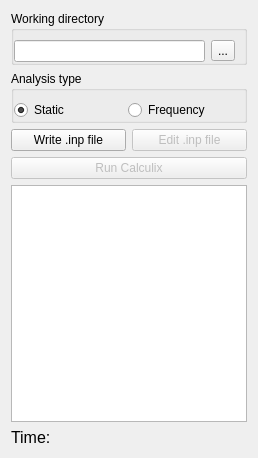
berndhahnebach/All_FreeCAD, file src/Mod/Fem/TaskPanelMechanicalAnalysis.ui: the form before one commit.
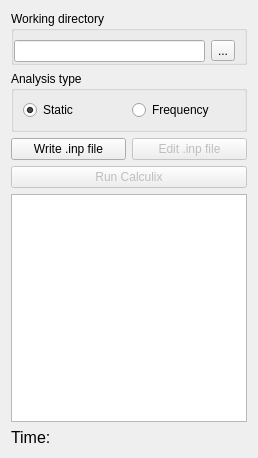
The form after the commit. Custom widgets are drawn as their Qt base class.

Commit message: FEM: Cheange margins in TaskPanelMechanicalAnalysis for Analysis Type

```diff
--- a/src/Mod/Fem/TaskPanelMechanicalAnalysis.ui
+++ b/src/Mod/Fem/TaskPanelMechanicalAnalysis.ui
@@ -56,10 +56,10 @@
      </property>
      <layout class="QHBoxLayout" name="horizontalLayout">
       <property name="leftMargin">
-       <number>0</number>
+       <number>9</number>
       </property>
       <property name="bottomMargin">
-       <number>0</number>
+       <number>9</number>
       </property>
       <item>
        <widget class="Gui::PrefRadioButton" name="rb_static_analysis">
```
